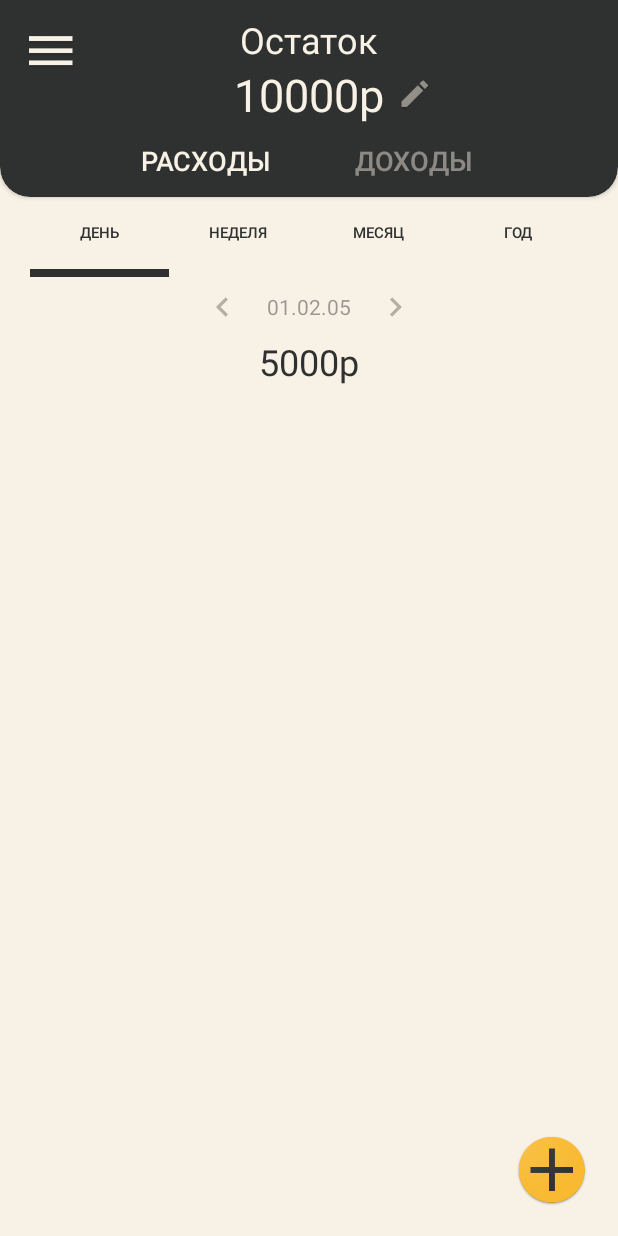
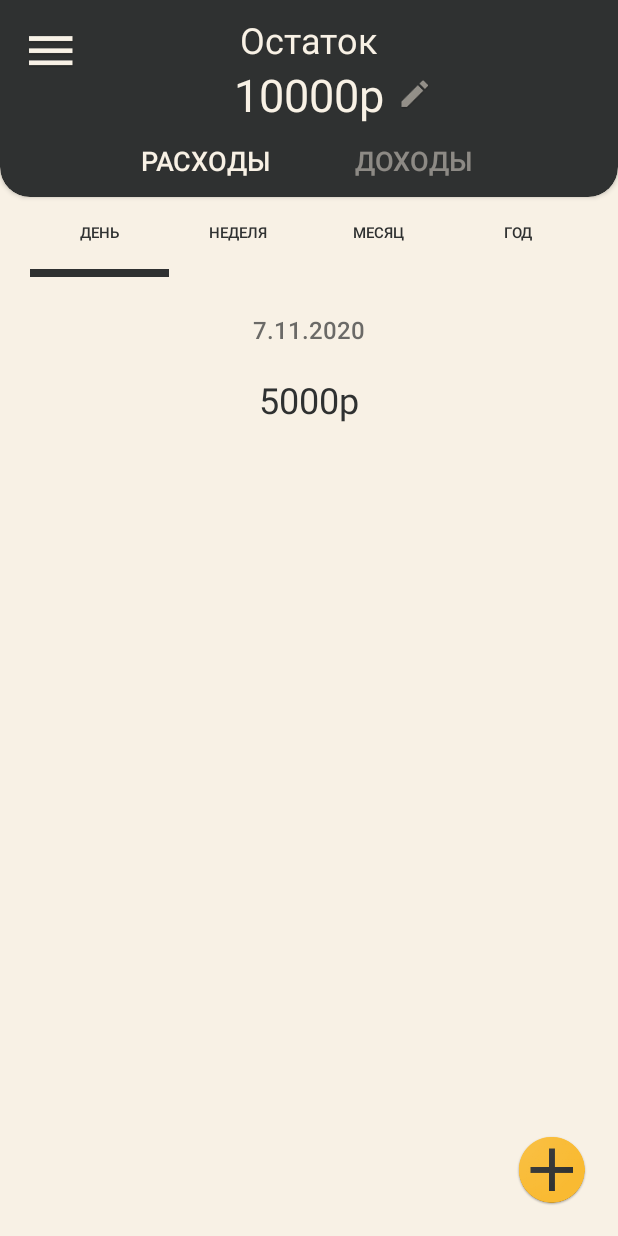
Before and after one commit to Dewha/interfaces_evt17, an Android app: the Dashboard screen opened directly, with no data from a screen before it, on a phone screen of 412 x 824 dp. Run offline under Robolectric (Android 15) with nearby library versions, the phone set to English and light mode, and no system bars; Roboto replaces fonts that are not available here.

Commit message:
подключил базу данных, настроил авторизацию и регистрацию
и добавил окно добавления новой записи

```diff
--- a/EsWallet/app/build.gradle
+++ b/EsWallet/app/build.gradle
@@ -1,5 +1,6 @@
 plugins {
     id 'com.android.application'
+    id 'com.google.gms.google-services'
 }
 
 android {
@@ -34,6 +35,8 @@ dependencies {
     implementation 'com.google.android.material:material:1.2.1'
     implementation 'androidx.constraintlayout:constraintlayout:2.0.2'
     implementation 'com.google.android.material:material:1.2.1'
+    implementation 'com.google.firebase:firebase-database:19.2.1'
+    implementation platform('com.google.firebase:firebase-bom:26.1.1')
     testImplementation 'junit:junit:4.+'
     androidTestImplementation 'androidx.test.ext:junit:1.1.2'
     androidTestImplementation 'androidx.test.espresso:espresso-core:3.3.0'
--- a/EsWallet/app/src/main/AndroidManifest.xml
+++ b/EsWallet/app/src/main/AndroidManifest.xml
@@ -9,7 +9,8 @@
         android:roundIcon="@mipmap/ic_launcher_round"
         android:supportsRtl="true"
         android:theme="@style/Theme.EsWallet">
-        <activity android:name=".About"></activity>
+        <activity android:name=".NewCost" />
+        <activity android:name=".About" />
         <activity android:name=".UserProfile" />
         <activity android:name=".SignUp" />
         <activity android:name=".Login" />
--- a/EsWallet/app/src/main/java/com/example/eswallet/Dashboard.java
+++ b/EsWallet/app/src/main/java/com/example/eswallet/Dashboard.java
@@ -1,6 +1,8 @@
 package com.example.eswallet;
 
 import android.app.ActivityOptions;
+import android.app.AlertDialog;
+import android.app.DatePickerDialog;
 import android.content.Intent;
 import android.os.Bundle;
 import android.util.Pair;
@@ -9,28 +11,34 @@ import android.view.MenuItem;
 import android.view.View;
 import android.view.WindowManager;
 import android.widget.Button;
+import android.widget.DatePicker;
 import android.widget.ImageButton;
-import android.widget.Toolbar;
-
+import android.widget.TextView;
 import androidx.annotation.NonNull;
-import androidx.appcompat.app.ActionBar;
-import androidx.appcompat.app.ActionBarDrawerToggle;
 import androidx.appcompat.app.AppCompatActivity;
 import androidx.cardview.widget.CardView;
 import androidx.drawerlayout.widget.DrawerLayout;
 
 import com.google.android.material.navigation.NavigationView;
 
-public class Dashboard extends AppCompatActivity implements View.OnClickListener, NavigationView.OnNavigationItemSelectedListener {
+import java.util.Calendar;
+
+public class Dashboard extends AppCompatActivity implements View.OnClickListener,
+                                                            NavigationView.OnNavigationItemSelectedListener,
+                                                            DatePickerDialog.OnDateSetListener {
 
     //variables
     Button btn_day, btn_week, btn_month, btn_year,
             btn_day_ul, btn_week_ul, btn_month_ul,
-            btn_year_ul, btn_costs, btn_income;
-    ImageButton btn_edit, btn_menu;
+            btn_year_ul, btn_costs, btn_income, btn_date;
+    ImageButton btn_edit, btn_menu, btn_add;
     DrawerLayout drawerLayout;
     NavigationView navigationView;
+    TextView tv_username;
     CardView topBar;
+    String fullNameFromDB, login;
+
+    boolean isCost = true;
 
     @Override
     protected void onCreate(Bundle savedInstanceState) {
@@ -55,6 +63,13 @@ public class Dashboard extends AppCompatActivity implements View.OnClickListener
         drawerLayout = findViewById(R.id.drawer_layout);
         navigationView = findViewById(R.id.nav_view);
         topBar = findViewById(R.id.cv_top_bar);
+        btn_add = findViewById(R.id.btn_add);
+        btn_date = findViewById(R.id.btn_date);
+        tv_username = navigationView.getHeaderView(0).findViewById(R.id.tv_username);
+        //form database
+        fullNameFromDB = getIntent().getStringExtra("name") + " " + getIntent().getStringExtra("second_name");
+        login = getIntent().getStringExtra("login");
+
         //defaults
         btn_day_ul.setBackgroundColor(getResources().getColor(R.color.coal));
         btn_week_ul.setBackgroundColor(getResources().getColor(R.color.bone));
@@ -62,6 +77,12 @@ public class Dashboard extends AppCompatActivity implements View.OnClickListener
         btn_year_ul.setBackgroundColor(getResources().getColor(R.color.bone));
         btn_costs.setTextColor(getResources().getColor(R.color.bone));
         btn_income.setTextColor(getResources().getColor(R.color.bone_transparent));
+        tv_username.setText(fullNameFromDB);
+
+        String date = Calendar.getInstance().get(Calendar.DAY_OF_MONTH) + "." +
+                Calendar.getInstance().get(Calendar.MONTH) + "." +
+                Calendar.getInstance().get(Calendar.YEAR);
+        btn_date.setText(date);
 
         //events
         btn_day.setOnClickListener(this);
@@ -72,11 +93,14 @@ public class Dashboard extends AppCompatActivity implements View.OnClickListener
         btn_income.setOnClickListener(this);
         btn_edit.setOnClickListener(this);
         btn_menu.setOnClickListener(this);
+        btn_add.setOnClickListener(this);
+        btn_date.setOnClickListener(this);
 
         //navigation menu
         navigationView.bringToFront();
         navigationView.setNavigationItemSelectedListener(this);
     }
+
 
     @Override
     public void onClick(View v) {
@@ -108,10 +132,12 @@ public class Dashboard extends AppCompatActivity implements View.OnClickListener
             case R.id.btn_costs: {
                 btn_costs.setTextColor(getResources().getColor(R.color.bone));
                 btn_income.setTextColor(getResources().getColor(R.color.bone_transparent));
+                isCost = true;
             } break;
             case R.id.btn_income: {
                 btn_costs.setTextColor(getResources().getColor(R.color.bone_transparent));
                 btn_income.setTextColor(getResources().getColor(R.color.bone));
+                isCost = false;
             } break;
             case R.id.btn_edit: {
                 //some code 1
@@ -121,6 +147,17 @@ public class Dashboard extends AppCompatActivity implements View.OnClickListener
                     drawerLayout.openDrawer(Gravity.LEFT);
                 else drawerLayout.closeDrawer(Gravity.RIGHT);
             } break;
+            case R.id.btn_add: {
+                Intent intent = new Intent(Dashboard.this, NewCost.class);
+                intent.putExtra("category", isCost);
+                Pair[] pairs = new Pair[1];
+                pairs[0] = new Pair<View, String>(topBar, "trans_top_bar");
+                if (android.os.Build.VERSION.SDK_INT >= android.os.Build.VERSION_CODES.LOLLIPOP) {
+                    ActivityOptions options = ActivityOptions.makeSceneTransitionAnimation(Dashboard.this , pairs);
+                    startActivity(intent, options.toBundle());
+                }
+            } break;
+            case R.id.btn_date: showDatePickerDialog(); break;
         }
     }
 
@@ -128,8 +165,12 @@ public class Dashboard extends AppCompatActivity implements View.OnClickListener
     public void onBackPressed() {
         if (drawerLayout.isDrawerOpen(Gravity.LEFT))
             drawerLayout.closeDrawer(Gravity.LEFT);
-        else super.onBackPressed();
-
+        else {
+            Intent startMain = new Intent(Intent.ACTION_MAIN);
+            startMain.addCategory(Intent.CATEGORY_HOME);
+            startMain.setFlags(Intent.FLAG_ACTIVITY_NEW_TASK);
+            startActivity(startMain);
+        }
     }
 
     @Override
@@ -141,6 +182,8 @@ public class Dashboard extends AppCompatActivity implements View.OnClickListener
                 break;
             case R.id.nav_profile : {
                 Intent intent = new Intent(Dashboard.this, UserProfile.class);
+                intent.putExtra("full_name", fullNameFromDB);
+                intent.putExtra("login", login);
                 Pair[] pairs = new Pair[1];
                 pairs[0] = new Pair<View, String>(topBar, "trans_top_bar");
                 if (android.os.Build.VERSION.SDK_INT >= android.os.Build.VERSION_CODES.LOLLIPOP) {
@@ -154,4 +197,22 @@ public class Dashboard extends AppCompatActivity implements View.OnClickListener
         drawerLayout.closeDrawer(Gravity.LEFT);
         return true;
     }
+
+    private void showDatePickerDialog() {
+        DatePickerDialog datePickerDialog = new DatePickerDialog(
+                this,
+                AlertDialog.THEME_DEVICE_DEFAULT_DARK,
+                this,
+                Calendar.getInstance().get(Calendar.YEAR),
+                Calendar.getInstance().get(Calendar.MONTH),
+                Calendar.getInstance().get(Calendar.DAY_OF_MONTH)
+        );
+        datePickerDialog.show();
+    }
+
+    @Override
+    public void onDateSet(DatePicker view, int year, int month, int dayOfMonth) {
+        String date = dayOfMonth + "."  + month + "." + year;
+        btn_date.setText(date);
+    }
 }
--- a/EsWallet/app/src/main/res/layout/activity_dashboard.xml
+++ b/EsWallet/app/src/main/res/layout/activity_dashboard.xml
@@ -7,7 +7,7 @@
     tools:context=".Dashboard"
     android:id="@+id/drawer_layout"
     android:fitsSystemWindows="true"
-    tools:openDrawer="left">
+    tools:openDrawer="right">
 
     <com.google.android.material.navigation.NavigationView
         android:id="@+id/nav_view"
@@ -45,7 +45,7 @@
                     android:layout_width="wrap_content"
                     android:layout_height="wrap_content"
                     android:layout_margin="10dp"
-                    android:background="@mipmap/ic_menu" />
+                    android:background="@mipmap/ic_menu"/>
 
                 <TextView
                     android:id="@+id/tv_remainder_hint"
@@ -204,34 +204,17 @@
             android:layout_width="match_parent"
             android:layout_height="wrap_content"
             android:paddingTop="10dp"
-            android:paddingBottom="10dp">
+            android:paddingBottom="5dp">
 
-            <TextView
-                android:id="@+id/tv_date"
+            <Button
+                android:id="@+id/btn_date"
                 android:layout_width="wrap_content"
-                android:layout_height="wrap_content"
-                android:layout_centerHorizontal="true"
-                android:layout_centerVertical="true"
-                android:paddingLeft="20dp"
-                android:paddingRight="20dp"
-                android:text="01.02.05"
-                android:textColor="@color/coal_transparent" />
-
-            <ImageButton
-                android:id="@+id/previous_date"
-                android:layout_width="20dp"
-                android:layout_height="20dp"
-                android:layout_toLeftOf="@+id/tv_date"
-                android:alpha="0.3"
-                android:background="@mipmap/ic_previous" />
-
-            <ImageButton
-                android:id="@+id/next_date"
-                android:layout_width="20dp"
-                android:layout_height="20dp"
-                android:layout_toRightOf="@+id/tv_date"
-                android:alpha="0.3"
-                android:background="@mipmap/ic_next" />
+                android:layout_height="50dp"
+                android:background="#00000000"
+                android:textSize="16sp"
+                android:textColor="@color/coal"
+                android:alpha="0.7"
+                android:layout_centerHorizontal="true"/>
 
         </RelativeLayout>
 
--- a/EsWallet/app/src/main/res/layout/activity_login.xml
+++ b/EsWallet/app/src/main/res/layout/activity_login.xml
@@ -8,6 +8,7 @@
     android:orientation="vertical"
     android:background="@color/bone" >
 
+    <!-- top bar -->
     <androidx.cardview.widget.CardView
         android:id="@+id/cv_top_bar"
         android:layout_width="match_parent"
@@ -40,12 +41,14 @@
 
     </ScrollView> -->
 
+    <!-- content -->
     <LinearLayout
         android:layout_width="match_parent"
         android:layout_height="match_parent"
         android:padding="20dp"
         android:orientation="vertical">
 
+        <!-- description -->
         <TextView
             android:id="@+id/tv_hello"
             android:layout_width="wrap_content"
@@ -68,6 +71,7 @@
             android:layout_marginTop="10sp"
             android:transitionName="logo_desc"/>
 
+        <!-- inputs and buttons -->
         <LinearLayout
             android:layout_width="match_parent"
             android:layout_height="wrap_content"
--- a/EsWallet/app/src/main/res/layout/activity_user_profile.xml
+++ b/EsWallet/app/src/main/res/layout/activity_user_profile.xml
@@ -8,6 +8,7 @@
     android:orientation="vertical"
     android:background="@color/bone">
 
+    <!-- top bar -->
     <androidx.cardview.widget.CardView
         android:layout_width="match_parent"
         android:layout_height="170dp"
@@ -37,7 +38,6 @@
                 android:id="@+id/tv_username"
                 android:layout_width="wrap_content"
                 android:layout_height="wrap_content"
-                android:text="username"
                 android:textColor="@color/bone"
                 android:textSize="26sp"
                 android:layout_toRightOf="@+id/iv_profile"
@@ -45,9 +45,9 @@
                 android:layout_marginLeft="10dp"/>
 
             <TextView
+                android:id="@+id/tv_login"
                 android:layout_width="wrap_content"
                 android:layout_height="wrap_content"
-                android:text="username"
                 android:textColor="@color/bone"
                 android:textSize="14sp"
                 android:layout_toRightOf="@+id/iv_profile"
@@ -58,6 +58,7 @@
 
     </androidx.cardview.widget.CardView>
 
+    <!-- content -->
     <LinearLayout
         android:layout_width="match_parent"
         android:layout_height="wrap_content"
@@ -107,6 +108,7 @@
 
     </LinearLayout>
 
+    <!-- logout button -->
     <RelativeLayout
         android:layout_width="match_parent"
         android:layout_height="match_parent"
--- a/EsWallet/app/src/main/res/layout/header.xml
+++ b/EsWallet/app/src/main/res/layout/header.xml
@@ -16,7 +16,6 @@
         android:id="@+id/tv_username"
         android:layout_width="wrap_content"
         android:layout_height="wrap_content"
-        android:text="Username"
         android:textSize="24sp"
         android:textColor="@color/bone"/>
 
--- a/EsWallet/build.gradle
+++ b/EsWallet/build.gradle
@@ -6,6 +6,7 @@ buildscript {
     }
     dependencies {
         classpath "com.android.tools.build:gradle:4.1.0"
+        classpath 'com.google.gms:google-services:4.3.4'
 
         // NOTE: Do not place your application dependencies here; they belong
         // in the individual module build.gradle files
```
Also changed, not shown: EsWallet/app/src/main/java/com/example/eswallet/Login.java (+87 -2 lines), EsWallet/app/src/main/java/com/example/eswallet/NewCost.java (added, +85 -0 lines), EsWallet/app/src/main/java/com/example/eswallet/SignUp.java (+50 -19 lines), EsWallet/app/src/main/java/com/example/eswallet/UserHelperClass.java (added, +30 -0 lines), EsWallet/app/src/main/java/com/example/eswallet/UserProfile.java (+8 -0 lines), EsWallet/app/src/main/res/layout/activity_new_cost.xml (added, +162 -0 lines), EsWallet/app/src/main/res/layout/activity_sign_up.xml (+22 -2 lines), EsWallet/app/src/main/res/values/strings.xml (+11 -1 lines), 1 other file.
